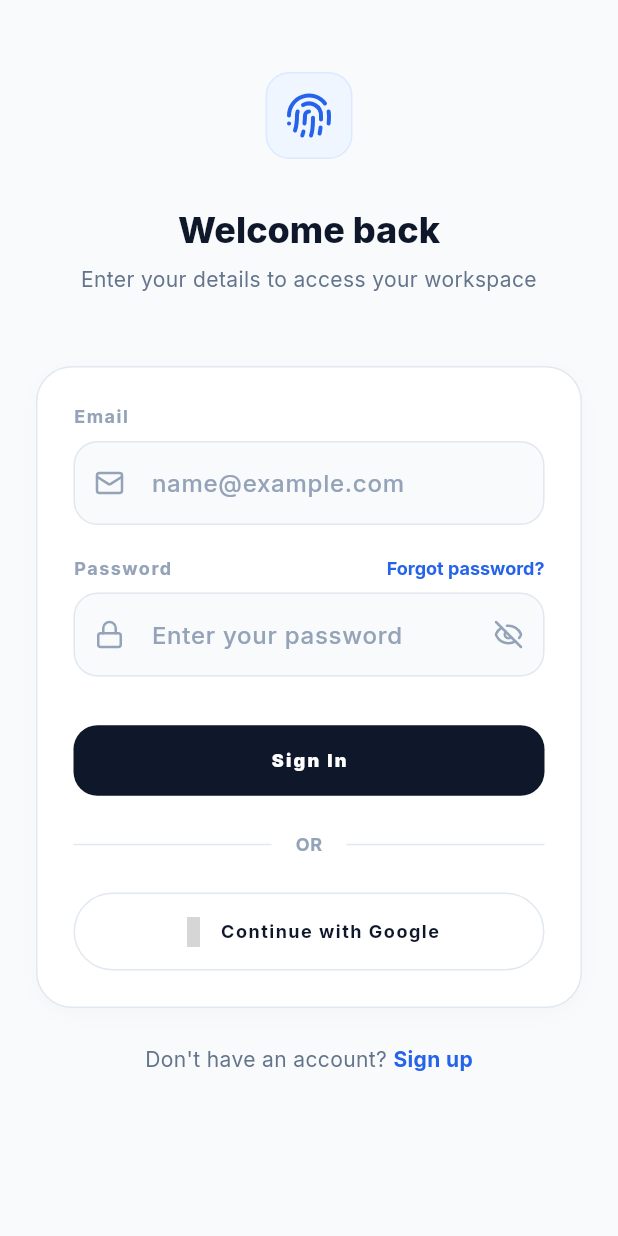
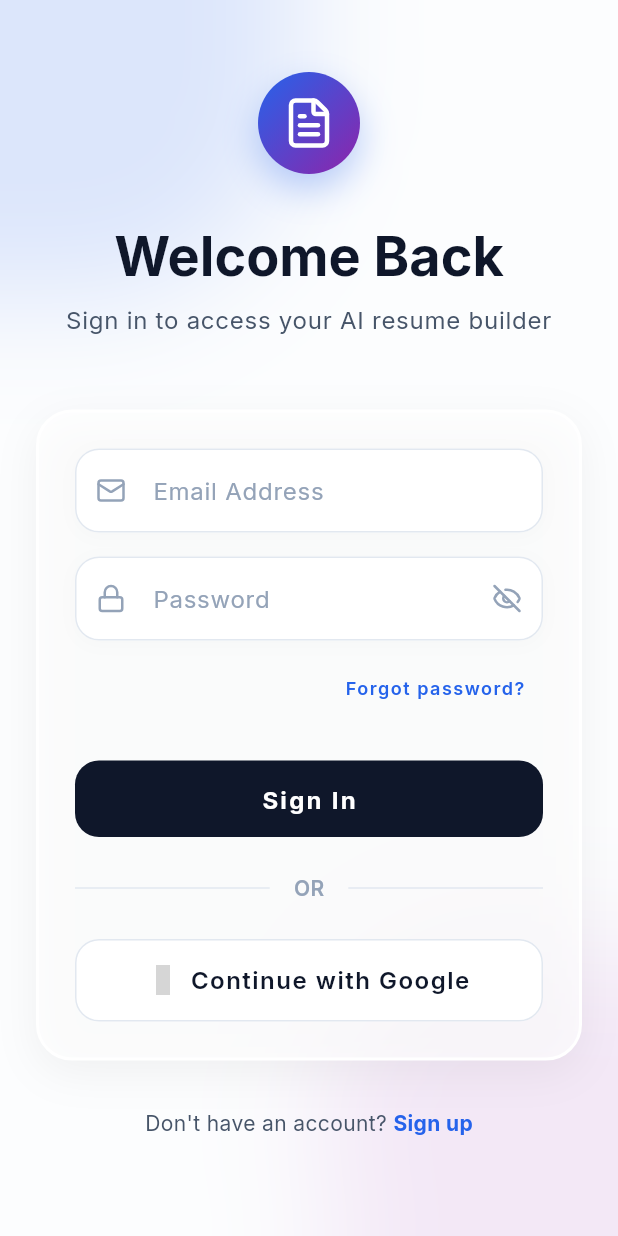
Before and after one commit to iMaginarParas/atsapp, a Flutter app: the screen it shows after launch, on a phone screen of 412 x 824 dp. Run offline on Flutter 3.47's test engine with Material 3 defaults, Android fonts, the phone set to English and light mode, and no system bars; drawn by our look-alikes of flutter_animate; our stand-ins replace flutter_riverpod, go_router, google_fonts, google_sign_in, lucide_icons, supabase_flutter; accounts and stored records are empty; grey boxes are pictures that could not be loaded.

Commit message:
Implement Native Google Auth and Premium UI

```diff
--- a/lib/screens/auth_screen.dart
+++ b/lib/screens/auth_screen.dart
@@ -1,10 +1,9 @@
-import 'dart:async';
 import 'package:flutter/material.dart';
 import 'package:flutter_riverpod/flutter_riverpod.dart';
 import 'package:go_router/go_router.dart';
 import 'package:flutter_animate/flutter_animate.dart';
 import 'package:lucide_icons/lucide_icons.dart';
-import 'package:supabase_flutter/supabase_flutter.dart';
+import 'dart:ui';
 import '../theme/app_theme.dart';
 import '../services/auth_service.dart';
 
@@ -22,22 +21,8 @@ class _AuthScreenState extends ConsumerState<AuthScreen> {
   final _emailController = TextEditingController();
   final _passwordController = TextEditingController();
 
-  late final StreamSubscription<AuthState> _authStateSubscription;
-
-  @override
-  void initState() {
-    super.initState();
-    _authStateSubscription = Supabase.instance.client.auth.onAuthStateChange.listen((data) {
-      final session = data.session;
-      if (session != null && mounted) {
-        context.go('/dashboard');
-      }
-    });
-  }
-
   @override
   void dispose() {
-    _authStateSubscription.cancel();
     _emailController.dispose();
     _passwordController.dispose();
     super.dispose();
@@ -59,12 +44,21 @@ class _AuthScreenState extends ConsumerState<AuthScreen> {
       if (mounted) context.go('/dashboard');
     } catch (e) {
       if (mounted) {
-        ScaffoldMessenger.of(context).showSnackBar(
-          SnackBar(
-            content: Text(e.toString()),
-            backgroundColor: AppTheme.rose600,
-          ),
-        );
+        ScaffoldMessenger.of(context).showSnackBar(SnackBar(content: Text(e.toString()), backgroundColor: AppTheme.rose600));
+      }
+    } finally {
+      if (mounted) setState(() => _isLoading = false);
+    }
+  }
+
+  Future<void> _handleGoogleSignIn() async {
+    setState(() => _isLoading = true);
+    try {
+      await ref.read(authServiceProvider).signInWithGoogle();
+      if (mounted) context.go('/dashboard');
+    } catch (e) {
+      if (mounted) {
+        ScaffoldMessenger.of(context).showSnackBar(SnackBar(content: Text(e.toString()), backgroundColor: AppTheme.rose600));
       }
     } finally {
       if (mounted) setState(() => _isLoading = false);
@@ -74,197 +68,178 @@ class _AuthScreenState extends ConsumerState<AuthScreen> {
   @override
   Widget build(BuildContext context) {
     return Scaffold(
-      backgroundColor: AppTheme.slate50,
-      body: SafeArea(
+      body: Stack(
+        children: [
+          // Background Elements
+          Positioned(
+            top: -100,
+            left: -100,
+            child: Container(
+              width: 300,
+              height: 300,
+              decoration: BoxDecoration(shape: BoxShape.circle, color: AppTheme.blue600.withOpacity(0.3)),
+            ).animate(onPlay: (controller) => controller.repeat(reverse: true)).scale(duration: 5.seconds, begin: const Offset(1, 1), end: const Offset(1.2, 1.2)),
+          ),
+          Positioned(
+            bottom: -50,
+            right: -50,
+            child: Container(
+              width: 250,
+              height: 250,
+              decoration: BoxDecoration(shape: BoxShape.circle, color: Colors.purple.withOpacity(0.2)),
+            ).animate(onPlay: (controller) => controller.repeat(reverse: true)).scale(duration: 4.seconds, begin: const Offset(1, 1), end: const Offset(1.3, 1.3)),
+          ),
+          // Blur Overlay
+          BackdropFilter(
+            filter: ImageFilter.blur(sigmaX: 40, sigmaY: 40),
+            child: Container(color: Colors.white.withOpacity(0.5)),
+          ),
+          // Content
+          SafeArea(
             child: SingleChildScrollView(
               child: Padding(
                 padding: const EdgeInsets.symmetric(horizontal: 24.0, vertical: 48.0),
                 child: Column(
                   crossAxisAlignment: CrossAxisAlignment.stretch,
                   children: [
-                // Logo
                     Center(
                       child: Container(
-                    padding: const EdgeInsets.all(12),
+                        padding: const EdgeInsets.all(16),
                         decoration: BoxDecoration(
-                      color: AppTheme.blue50,
-                      borderRadius: BorderRadius.circular(16),
-                      border: Border.all(color: AppTheme.blue100),
+                          gradient: LinearGradient(colors: [AppTheme.blue600, Colors.purple.shade600], begin: Alignment.topLeft, end: Alignment.bottomRight),
+                          shape: BoxShape.circle,
+                          boxShadow: [BoxShadow(color: AppTheme.blue600.withOpacity(0.3), blurRadius: 20, offset: const Offset(0, 10))],
                         ),
-                    child: const Icon(LucideIcons.fingerprint, color: AppTheme.blue600, size: 32),
+                        child: const Icon(LucideIcons.fileText, color: Colors.white, size: 36),
                       ),
-                ).animate().fadeIn(duration: 400.ms).slideY(begin: -0.2),
-
+                    ).animate().fadeIn(duration: 600.ms).scale(curve: Curves.easeOutBack),
                     const SizedBox(height: 32),
-
-                // Title
                     Text(
-                  _isLogin ? 'Welcome back' : 'Create an account',
-                  style: Theme.of(context).textTheme.headlineLarge,
+                      _isLogin ? 'Welcome Back' : 'Get Started',
+                      style: Theme.of(context).textTheme.headlineLarge?.copyWith(fontWeight: FontWeight.bold, fontSize: 36),
                       textAlign: TextAlign.center,
-                ).animate().fadeIn(delay: 100.ms),
-
+                    ).animate().fadeIn(delay: 200.ms).slideY(begin: 0.2),
                     const SizedBox(height: 8),
-
                     Text(
-                  _isLogin ? 'Enter your details to access your workspace' : 'Start building your professional identity today',
-                  style: Theme.of(context).textTheme.bodyMedium,
+                      _isLogin ? 'Sign in to access your AI resume builder' : 'Create an account to supercharge your career',
+                      style: Theme.of(context).textTheme.bodyLarge?.copyWith(color: AppTheme.slate600),
                       textAlign: TextAlign.center,
-                ).animate().fadeIn(delay: 200.ms),
-
+                    ).animate().fadeIn(delay: 300.ms).slideY(begin: 0.2),
                     const SizedBox(height: 48),
 
-                // Form Card
+                    // Glassmorphic Form Card
                     Container(
-                  decoration: AppTheme.cardDecoration,
+                      decoration: BoxDecoration(
+                        color: Colors.white.withOpacity(0.7),
+                        borderRadius: BorderRadius.circular(24),
+                        border: Border.all(color: Colors.white, width: 2),
+                        boxShadow: [BoxShadow(color: Colors.black.withOpacity(0.05), blurRadius: 24, offset: const Offset(0, 8))],
+                      ),
                       padding: const EdgeInsets.all(24),
                       child: Column(
                         crossAxisAlignment: CrossAxisAlignment.stretch,
                         children: [
-                      // Email Field
-                      Text('Email', style: Theme.of(context).textTheme.labelLarge),
+                          _buildTextField(_emailController, 'Email Address', LucideIcons.mail, TextInputType.emailAddress, false),
+                          const SizedBox(height: 16),
+                          _buildTextField(_passwordController, 'Password', LucideIcons.lock, TextInputType.visiblePassword, true),
                           const SizedBox(height: 8),
-                      TextField(
-                        controller: _emailController,
-                        keyboardType: TextInputType.emailAddress,
-                        decoration: const InputDecoration(
-                          hintText: 'name@example.com',
-                          prefixIcon: Icon(LucideIcons.mail, color: AppTheme.slate400, size: 20),
+                          if (_isLogin)
+                            Align(
+                              alignment: Alignment.centerRight,
+                              child: TextButton(
+                                onPressed: () {},
+                                child: Text('Forgot password?', style: TextStyle(color: AppTheme.blue600, fontWeight: FontWeight.w600)),
                               ),
                             ),
-
-                      const SizedBox(height: 20),
-
-                      // Password Field
-                      Row(
-                        mainAxisAlignment: MainAxisAlignment.spaceBetween,
-                        children: [
-                          Text('Password', style: Theme.of(context).textTheme.labelLarge),
-                          if (_isLogin)
-                            TextButton(
-                              onPressed: () {},
-                              style: TextButton.styleFrom(
-                                padding: EdgeInsets.zero,
-                                minimumSize: Size.zero,
-                                tapTargetSize: MaterialTapTargetSize.shrinkWrap,
-                              ),
-                              child: Text('Forgot password?', style: Theme.of(context).textTheme.labelLarge?.copyWith(color: AppTheme.blue600, letterSpacing: 0)),
-                            ),
-                        ],
-                      ),
-                      const SizedBox(height: 8),
-                      TextField(
-                        controller: _passwordController,
-                        obscureText: _obscurePassword,
-                        decoration: InputDecoration(
-                          hintText: 'Enter your password',
-                          prefixIcon: const Icon(LucideIcons.lock, color: AppTheme.slate400, size: 20),
-                          suffixIcon: IconButton(
-                            icon: Icon(
-                              _obscurePassword ? LucideIcons.eyeOff : LucideIcons.eye,
-                              color: AppTheme.slate400,
-                              size: 20,
-                            ),
-                            onPressed: () {
-                              setState(() {
-                                _obscurePassword = !_obscurePassword;
-                              });
-                            },
-                          ),
-                        ),
-                      ),
-
-                      const SizedBox(height: 32),
-
-                      // Submit Button
+                          const SizedBox(height: 24),
                           ElevatedButton(
                             onPressed: _isLoading ? null : _submitAuth,
+                            style: ElevatedButton.styleFrom(
+                              backgroundColor: AppTheme.slate900,
+                              foregroundColor: Colors.white,
+                              padding: const EdgeInsets.symmetric(vertical: 16),
+                              shape: RoundedRectangleBorder(borderRadius: BorderRadius.circular(16)),
+                              elevation: 0,
+                            ),
                             child: _isLoading
-                          ? const SizedBox(height: 16, width: 16, child: CircularProgressIndicator(color: Colors.white, strokeWidth: 2))
-                          : Text(_isLogin ? 'Sign In' : 'Create Account'),
+                                ? const SizedBox(height: 24, width: 24, child: CircularProgressIndicator(color: Colors.white, strokeWidth: 2))
+                                : Text(_isLogin ? 'Sign In' : 'Create Account', style: const TextStyle(fontSize: 16, fontWeight: FontWeight.bold)),
                           ),
-
                           const SizedBox(height: 24),
-
-                      // Divider
                           Row(
                             children: [
                               Expanded(child: Divider(color: AppTheme.slate200)),
                               Padding(
                                 padding: const EdgeInsets.symmetric(horizontal: 16),
-                            child: Text('OR', style: Theme.of(context).textTheme.bodySmall?.copyWith(color: AppTheme.slate400, fontWeight: FontWeight.bold)),
+                                child: Text('OR', style: TextStyle(color: AppTheme.slate400, fontWeight: FontWeight.w600)),
                               ),
                               Expanded(child: Divider(color: AppTheme.slate200)),
                             ],
                           ),
-
                           const SizedBox(height: 24),
-
-                      // Google Sign In Button
                           OutlinedButton.icon(
-                        onPressed: _isLoading ? null : () async {
-                          setState(() => _isLoading = true);
-                          try {
-                            await ref.read(authServiceProvider).signInWithGoogle();
-                            // Note: Web flow will handle redirection automatically.
-                            // We don't go('/dashboard') here because OAuth handles it asynchronously via deep links.
-                          } catch (e) {
-                            if (mounted) {
-                              ScaffoldMessenger.of(context).showSnackBar(SnackBar(content: Text(e.toString()), backgroundColor: AppTheme.rose600));
-                            }
-                          } finally {
-                            if (mounted) setState(() => _isLoading = false);
-                          }
-                        },
+                            onPressed: _isLoading ? null : _handleGoogleSignIn,
                             icon: const Icon(LucideIcons.chrome, size: 20),
-                        label: const Text('Continue with Google'),
+                            label: const Text('Continue with Google', style: TextStyle(fontSize: 16, fontWeight: FontWeight.w600)),
                             style: OutlinedButton.styleFrom(
                               foregroundColor: AppTheme.slate900,
                               backgroundColor: Colors.white,
                               side: BorderSide(color: AppTheme.slate200),
                               padding: const EdgeInsets.symmetric(vertical: 16),
+                              shape: RoundedRectangleBorder(borderRadius: BorderRadius.circular(16)),
                             ),
                           ),
                         ],
                       ),
-                ).animate().fadeIn(delay: 300.ms).slideY(begin: 0.1),
-
-                const SizedBox(height: 24),
-
-                // Toggle Auth Mode
+                    ).animate().fadeIn(delay: 400.ms).slideY(begin: 0.1),
+                    const SizedBox(height: 32),
                     Row(
                       mainAxisAlignment: MainAxisAlignment.center,
                       children: [
-                    Text(
-                      _isLogin ? "Don't have an account? " : "Already have an account? ",
-                      style: Theme.of(context).textTheme.bodyMedium,
-                    ),
-                    TextButton(
-                      onPressed: () {
-                        setState(() {
-                          _isLogin = !_isLogin;
-                        });
-                      },
-                      style: TextButton.styleFrom(
-                        padding: EdgeInsets.zero,
-                        minimumSize: Size.zero,
-                        tapTargetSize: MaterialTapTargetSize.shrinkWrap,
-                      ),
-                      child: Text(
-                        _isLogin ? 'Sign up' : 'Log in',
-                        style: Theme.of(context).textTheme.bodyMedium?.copyWith(
-                          color: AppTheme.blue600,
-                          fontWeight: FontWeight.bold,
-                        ),
-                      ),
+                        Text(_isLogin ? "Don't have an account? " : "Already have an account? ", style: TextStyle(color: AppTheme.slate600)),
+                        GestureDetector(
+                          onTap: () => setState(() => _isLogin = !_isLogin),
+                          child: Text(_isLogin ? 'Sign up' : 'Log in', style: TextStyle(color: AppTheme.blue600, fontWeight: FontWeight.bold)),
                         ),
                       ],
-                ).animate().fadeIn(delay: 400.ms),
+                    ).animate().fadeIn(delay: 500.ms),
                   ],
                 ),
               ),
             ),
           ),
+        ],
+      ),
+    );
+  }
+
+  Widget _buildTextField(TextEditingController controller, String hint, IconData icon, TextInputType type, bool isPassword) {
+    return Container(
+      decoration: BoxDecoration(
+        color: Colors.white,
+        borderRadius: BorderRadius.circular(16),
+        boxShadow: [BoxShadow(color: Colors.black.withOpacity(0.02), blurRadius: 10, offset: const Offset(0, 2))],
+      ),
+      child: TextField(
+        controller: controller,
+        obscureText: isPassword && _obscurePassword,
+        keyboardType: type,
+        decoration: InputDecoration(
+          hintText: hint,
+          hintStyle: TextStyle(color: AppTheme.slate400),
+          prefixIcon: Icon(icon, color: AppTheme.slate400, size: 20),
+          suffixIcon: isPassword
+              ? IconButton(
+                  icon: Icon(_obscurePassword ? LucideIcons.eyeOff : LucideIcons.eye, color: AppTheme.slate400, size: 20),
+                  onPressed: () => setState(() => _obscurePassword = !_obscurePassword),
+                )
+              : null,
+          border: OutlineInputBorder(borderRadius: BorderRadius.circular(16), borderSide: BorderSide.none),
+          filled: true,
+          fillColor: Colors.transparent,
+          contentPadding: const EdgeInsets.symmetric(vertical: 16),
+        ),
+      ),
     );
   }
 }
--- a/lib/services/auth_service.dart
+++ b/lib/services/auth_service.dart
@@ -1,5 +1,6 @@
 import 'package:flutter_riverpod/flutter_riverpod.dart';
 import 'package:supabase_flutter/supabase_flutter.dart';
+import 'package:google_sign_in/google_sign_in.dart';
 
 final supabaseClientProvider = Provider<SupabaseClient>((ref) {
   return Supabase.instance.client;
@@ -27,10 +28,36 @@ class AuthService {
     return await _supabase.auth.signUp(email: email, password: password);
   }
 
-  Future<void> signInWithGoogle() async {
-    await _supabase.auth.signInWithOAuth(
-      OAuthProvider.google,
-      redirectTo: 'atspro://login-callback/',
+  Future<AuthResponse> signInWithGoogle() async {
+    // 1. Initialize GoogleSignIn with scopes
+    const webClientId = 'YOUR_WEB_CLIENT_ID'; // To be replaced by the user if needed, or fetched from Supabase
+
+    // Fallback: If you are using Supabase, you can set the web client ID from your Google Cloud Console
+    // However, if we don't have it, we just initialize. Note: webClientId is required for idToken.
+    final GoogleSignIn googleSignIn = GoogleSignIn(
+      // webClientId: webClientId,
+    );
+
+    // 2. Trigger the native Google Sign-In flow
+    final GoogleSignInAccount? googleUser = await googleSignIn.signIn();
+    if (googleUser == null) {
+      throw 'Google Sign-In canceled';
+    }
+
+    // 3. Obtain the auth details
+    final GoogleSignInAuthentication googleAuth = await googleUser.authentication;
+    final String? accessToken = googleAuth.accessToken;
+    final String? idToken = googleAuth.idToken;
+
+    if (idToken == null || accessToken == null) {
+      throw 'Missing Google Auth Tokens';
+    }
+
+    // 4. Sign in to Supabase using the Google ID Token
+    return await _supabase.auth.signInWithIdToken(
+      provider: OAuthProvider.google,
+      idToken: idToken,
+      accessToken: accessToken,
     );
   }
 
--- a/pubspec.yaml
+++ b/pubspec.yaml
@@ -40,6 +40,7 @@ dependencies:
   go_router: ^17.2.3
   lucide_icons: ^0.257.0
   flutter_animate: ^4.5.2
+  google_sign_in: ^7.2.0
 
 dev_dependencies:
   flutter_test:
```
Also changed, not shown: pubspec.lock, 3 other files. Lines whose indentation alone changed are shown as unchanged.
